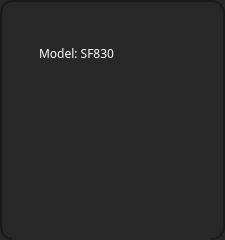
IlyaZh/Maiman-MCBS, file multibench/model/device/devicewidget.ui: the form before one commit.
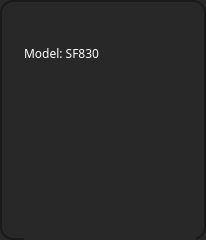
The form after the commit.

Diff of the .ui file:
```diff
--- a/multibench/model/device/devicewidget.ui
+++ b/multibench/model/device/devicewidget.ui
@@ -11,7 +11,7 @@
    </rect>
   </property>
   <property name="sizePolicy">
-   <sizepolicy hsizetype="Minimum" vsizetype="Fixed">
+   <sizepolicy hsizetype="MinimumExpanding" vsizetype="Fixed">
     <horstretch>0</horstretch>
     <verstretch>0</verstretch>
    </sizepolicy>
@@ -59,13 +59,13 @@
     <enum>QLayout::SetFixedSize</enum>
    </property>
    <property name="leftMargin">
-    <number>12</number>
+    <number>24</number>
    </property>
    <property name="topMargin">
     <number>14</number>
    </property>
    <property name="rightMargin">
-    <number>14</number>
+    <number>10</number>
    </property>
    <property name="bottomMargin">
     <number>0</number>
@@ -101,39 +101,60 @@
      </property>
     </widget>
    </item>
-   <item row="0" column="1">
-    <widget class="QLabel" name="linkLabel">
+   <item row="0" column="5" rowspan="4">
+    <spacer name="horizontalSpacer">
+     <property name="orientation">
+      <enum>Qt::Horizontal</enum>
+     </property>
+     <property name="sizeHint" stdset="0">
+      <size>
+       <width>1</width>
+       <height>20</height>
+      </size>
+     </property>
+    </spacer>
+   </item>
+   <item row="4" column="0" colspan="7">
+    <widget class="QLabel" name="conditionLabel">
      <property name="sizePolicy">
-      <sizepolicy hsizetype="Fixed" vsizetype="Fixed">
+      <sizepolicy hsizetype="MinimumExpanding" vsizetype="Fixed">
        <horstretch>0</horstretch>
        <verstretch>0</verstretch>
       </sizepolicy>
      </property>
      <property name="minimumSize">
       <size>
-       <width>14</width>
-       <height>14</height>
+       <width>0</width>
+       <height>40</height>
       </size>
      </property>
      <property name="maximumSize">
       <size>
-       <width>14</width>
-       <height>14</height>
+       <width>16777215</width>
+       <height>40</height>
       </size>
      </property>
      <property name="styleSheet">
-      <string notr="true">QLabel {
-    background: #FF403A;
-    border: 1px solid #1A1A1A;
-    border-radius: 3px;
-}c</string>
+      <string notr="true">color: rgb(239,255,10);
+font: &quot;://resources/fonts/ShareTechMono-Regular.ttf&quot;;
+background: rgb(40,40,40);
+padding: 0 10px;
+border: 0px solid #1A1A1A;
+</string>
      </property>
      <property name="text">
       <string/>
      </property>
     </widget>
    </item>
-   <item row="1" column="1" colspan="2">
+   <item row="0" column="6" rowspan="4">
+    <layout class="QVBoxLayout" name="hideControlsLayout">
+     <property name="spacing">
+      <number>0</number>
+     </property>
+    </layout>
+   </item>
+   <item row="1" column="0" colspan="3">
     <widget class="QLabel" name="modelLabel">
      <property name="sizePolicy">
       <sizepolicy hsizetype="Preferred" vsizetype="Preferred">
@@ -178,23 +199,39 @@
      </property>
     </widget>
    </item>
-   <item row="2" column="0">
-    <spacer name="horizontalSpacer_2">
-     <property name="orientation">
-      <enum>Qt::Horizontal</enum>
+   <item row="0" column="0">
+    <widget class="QLabel" name="linkLabel">
+     <property name="sizePolicy">
+      <sizepolicy hsizetype="Fixed" vsizetype="Fixed">
+       <horstretch>0</horstretch>
+       <verstretch>0</verstretch>
+      </sizepolicy>
      </property>
-     <property name="sizeType">
-      <enum>QSizePolicy::Fixed</enum>
+     <property name="minimumSize">
+      <size>
+       <width>14</width>
+       <height>14</height>
+      </size>
      </property>
-     <property name="sizeHint" stdset="0">
+     <property name="maximumSize">
       <size>
-       <width>12</width>
-       <height>1</height>
+       <width>14</width>
+       <height>14</height>
       </size>
      </property>
-    </spacer>
+     <property name="styleSheet">
+      <string notr="true">QLabel {
+    background: #FF403A;
+    border: 1px solid #1A1A1A;
+    border-radius: 3px;
+}c</string>
+     </property>
+     <property name="text">
+      <string/>
+     </property>
+    </widget>
    </item>
-   <item row="2" column="1" rowspan="2" colspan="2">
+   <item row="2" column="0" rowspan="2" colspan="3">
     <layout class="QVBoxLayout" name="buttonsLayout">
      <property name="spacing">
       <number>6</number>
```
Left out of the diff: 71 changed lines with no effect on the pictures.
